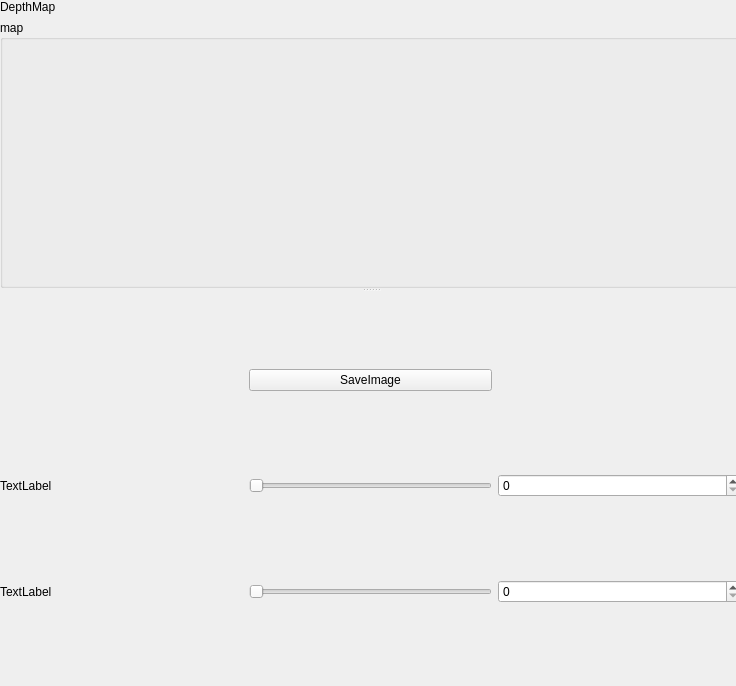
Old version of the form pluginCalibrationAndDepth/windowdepthmap2.ui in the repository oAlexandro/cvStereoPair.
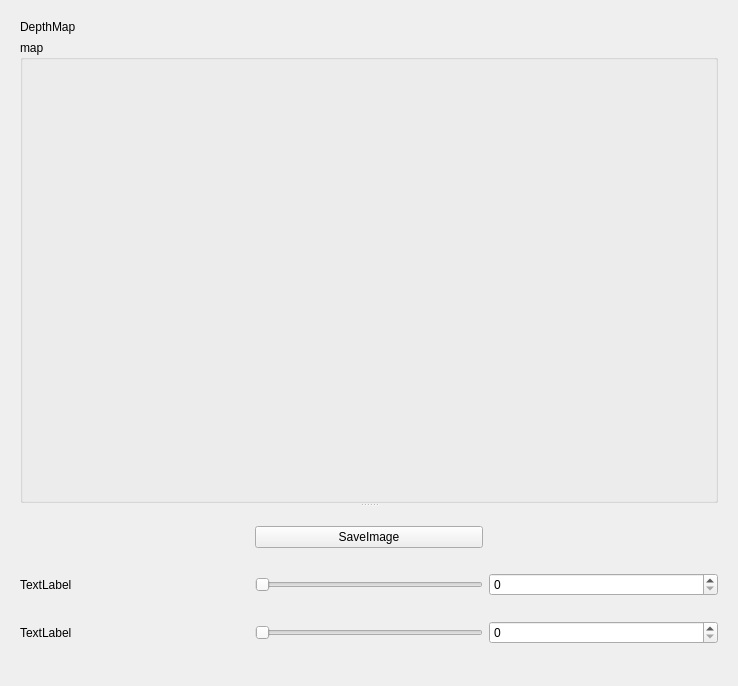
New version of the form.

What changed in the file:
```diff
--- a/pluginCalibrationAndDepth/windowdepthmap2.ui
+++ b/pluginCalibrationAndDepth/windowdepthmap2.ui
@@ -13,15 +13,9 @@
   <property name="windowTitle">
    <string>Form</string>
   </property>
+  <layout class="QVBoxLayout" name="verticalLayout_3">
+   <item>
   <widget class="QWidget" name="widget_3" native="true">
-   <property name="geometry">
-    <rect>
-     <x>0</x>
-     <y>0</y>
-     <width>741</width>
-     <height>682</height>
-    </rect>
-   </property>
    <layout class="QVBoxLayout" name="verticalLayout">
     <item>
      <widget class="QLabel" name="label_inputImg">
@@ -42,6 +36,12 @@
        <layout class="QHBoxLayout" name="rightTopPart">
         <item>
          <widget class="QGroupBox" name="gb_inputCamera1">
+            <property name="minimumSize">
+             <size>
+              <width>698</width>
+              <height>224</height>
+             </size>
+            </property>
           <property name="title">
            <string>map</string>
           </property>
@@ -54,6 +54,12 @@
                <verstretch>0</verstretch>
               </sizepolicy>
              </property>
+               <property name="minimumSize">
+                <size>
+                 <width>678</width>
+                 <height>191</height>
+                </size>
+               </property>
              <property name="text">
               <string/>
              </property>
@@ -143,6 +149,8 @@
     </item>
    </layout>
   </widget>
+   </item>
+  </layout>
  </widget>
  <resources/>
  <connections/>
```
Lines whose indentation alone changed are shown as unchanged.
